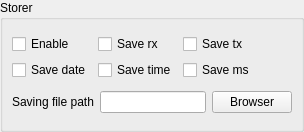
x-tools-author/x-tools, file src/toolsui/SAKStorerToolUi.ui: the form before one commit.
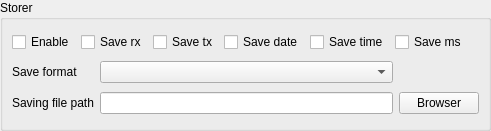
The form after the commit. Custom widgets are drawn as their Qt base class.

Commit message: fix: has no "format" parameter

```diff
--- a/src/toolsui/SAKStorerToolUi.ui
+++ b/src/toolsui/SAKStorerToolUi.ui
@@ -6,8 +6,8 @@
    <rect>
     <x>0</x>
     <y>0</y>
-    <width>304</width>
-    <height>132</height>
+    <width>491</width>
+    <height>131</height>
    </rect>
   </property>
   <property name="windowTitle">
@@ -32,69 +32,79 @@
       <string>Storer</string>
      </property>
      <layout class="QGridLayout" name="gridLayout_7">
-      <item row="1" column="0">
+      <item row="3" column="0">
        <widget class="QLabel" name="label_14">
         <property name="text">
          <string>Saving file path</string>
         </property>
        </widget>
       </item>
-      <item row="1" column="1">
-       <widget class="SAKLineEdit" name="lineEditStorerPath"/>
-      </item>
-      <item row="1" column="2">
+      <item row="3" column="5">
        <widget class="QPushButton" name="pushButtonSelectFile">
         <property name="text">
          <string>Browser</string>
         </property>
        </widget>
       </item>
-      <item row="0" column="0" colspan="3">
-       <layout class="QGridLayout" name="gridLayout_9">
-        <item row="1" column="1">
-         <widget class="SAKCheckBox" name="checkBoxTime">
+      <item row="2" column="0">
+       <widget class="QLabel" name="label">
+        <property name="text">
+         <string>Save format</string>
+        </property>
+       </widget>
+      </item>
+      <item row="3" column="1" colspan="4">
+       <widget class="SAKLineEdit" name="lineEditStorerPath"/>
+      </item>
+      <item row="2" column="1" colspan="4">
+       <widget class="SAKTextFormatComboBox" name="comboBoxFormat"/>
+      </item>
+      <item row="0" column="0" colspan="6">
+       <layout class="QHBoxLayout" name="horizontalLayout">
+        <item>
+         <widget class="SAKCheckBox" name="checkBoxEnable">
           <property name="text">
-           <string>Save time</string>
+           <string>Enable</string>
           </property>
          </widget>
         </item>
-        <item row="1" column="0">
-         <widget class="SAKCheckBox" name="checkBoxDate">
-          <property name="text">
-           <string>Save date</string>
-          </property>
-         </widget>
-        </item>
-        <item row="0" column="2">
-         <widget class="SAKCheckBox" name="checkBoxTx">
-          <property name="text">
-           <string>Save tx</string>
-          </property>
-         </widget>
-        </item>
-        <item row="0" column="1">
+        <item>
          <widget class="SAKCheckBox" name="checkBoxRx">
           <property name="text">
            <string>Save rx</string>
           </property>
          </widget>
         </item>
-        <item row="1" column="2">
+        <item>
+         <widget class="SAKCheckBox" name="checkBoxTx">
+          <property name="text">
+           <string>Save tx</string>
+          </property>
+         </widget>
+        </item>
+        <item>
+         <widget class="SAKCheckBox" name="checkBoxDate">
+          <property name="text">
+           <string>Save date</string>
+          </property>
+         </widget>
+        </item>
+        <item>
+         <widget class="SAKCheckBox" name="checkBoxTime">
+          <property name="text">
+           <string>Save time</string>
+          </property>
+         </widget>
+        </item>
+        <item>
          <widget class="SAKCheckBox" name="checkBoxMs">
           <property name="text">
            <string>Save ms</string>
           </property>
          </widget>
         </item>
-        <item row="0" column="0">
-         <widget class="SAKCheckBox" name="checkBoxEnable">
-          <property name="text">
-           <string>Enable</string>
-          </property>
-         </widget>
-        </item>
-        <item row="0" column="3">
-         <spacer name="horizontalSpacer_6">
+        <item>
+         <spacer name="horizontalSpacer">
           <property name="orientation">
            <enum>Qt::Horizontal</enum>
           </property>
@@ -119,6 +129,11 @@
    <extends>QCheckBox</extends>
    <header location="global">SAKCheckBox.hh</header>
   </customwidget>
+  <customwidget>
+   <class>SAKTextFormatComboBox</class>
+   <extends>QComboBox</extends>
+   <header location="global">SAKTextFormatComboBox.hh</header>
+  </customwidget>
   <customwidget>
    <class>SAKLineEdit</class>
    <extends>QLineEdit</extends>
```
The commit also changes 4 other files.
